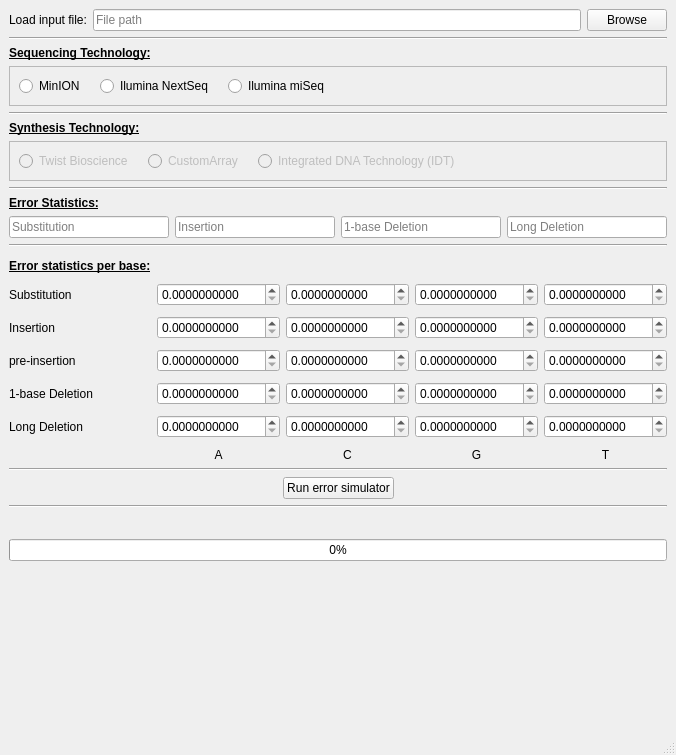
Before: the Qt Designer form dnaSimulator/dnaSimulator.ui in oyerush/DNASimulator, drawn with Qt 5.
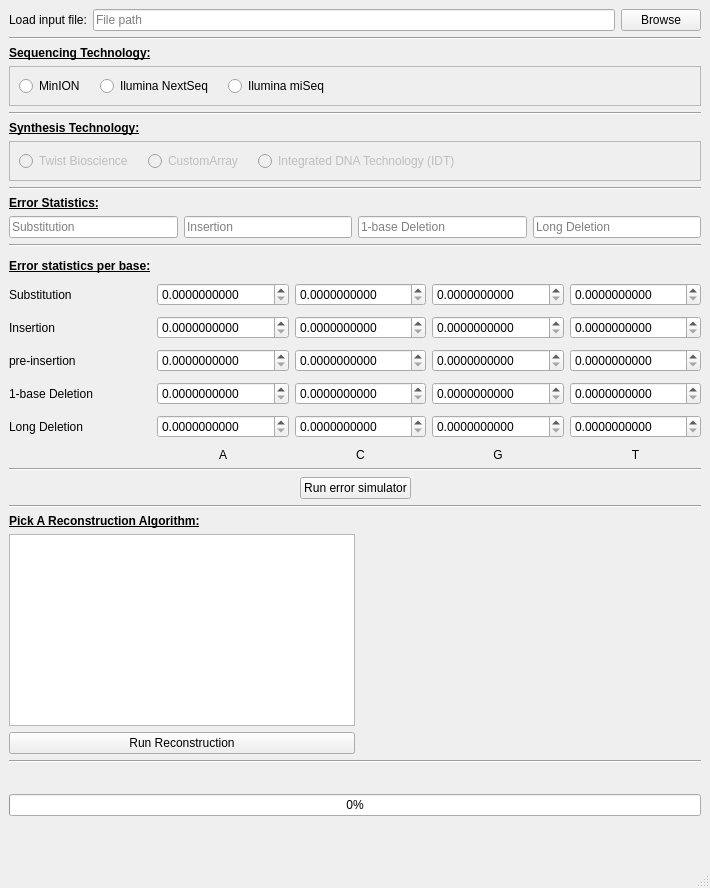
After: the same form once the commit is applied. Custom widgets are drawn as their Qt base class.

Commit message: added a list with the available reconstruction algo

The edit to the form file:
```diff
--- a/dnaSimulator/dnaSimulator.ui
+++ b/dnaSimulator/dnaSimulator.ui
@@ -6,8 +6,8 @@
    <rect>
     <x>0</x>
     <y>0</y>
-    <width>676</width>
-    <height>755</height>
+    <width>710</width>
+    <height>888</height>
    </rect>
   </property>
   <property name="sizePolicy">
@@ -744,6 +744,61 @@
       </property>
      </widget>
     </item>
+    <item>
+     <layout class="QHBoxLayout" name="reconstruction_horizontalLayout">
+      <item>
+       <layout class="QVBoxLayout" name="reconstruction_pick_verticalLayout">
+        <property name="topMargin">
+         <number>0</number>
+        </property>
+        <item>
+         <widget class="QLabel" name="reconstruction_pick_label">
+          <property name="font">
+           <font>
+            <weight>75</weight>
+            <bold>true</bold>
+            <underline>true</underline>
+           </font>
+          </property>
+          <property name="text">
+           <string>Pick A Reconstruction Algorithm:</string>
+          </property>
+         </widget>
+        </item>
+        <item>
+         <widget class="QListWidget" name="reconstruction_listWidget"/>
+        </item>
+        <item>
+         <widget class="QPushButton" name="reconstruction_run_pushButton">
+          <property name="text">
+           <string>Run Reconstruction</string>
+          </property>
+         </widget>
+        </item>
+       </layout>
+      </item>
+      <item>
+       <spacer name="horizontalSpacer">
+        <property name="orientation">
+         <enum>Qt::Horizontal</enum>
+        </property>
+        <property name="sizeHint" stdset="0">
+         <size>
+          <width>40</width>
+          <height>20</height>
+         </size>
+        </property>
+       </spacer>
+      </item>
+     </layout>
+    </item>
+    <item>
+     <widget class="Line" name="line_7">
+      <property name="orientation">
+       <enum>Qt::Horizontal</enum>
+      </property>
+     </widget>
+    </item>
     <item>
      <layout class="QVBoxLayout" name="verticalLayout">
       <item>
```
Left out of the diff: 5 changed lines with no effect on the pictures. The commit also changes 2 other files.
